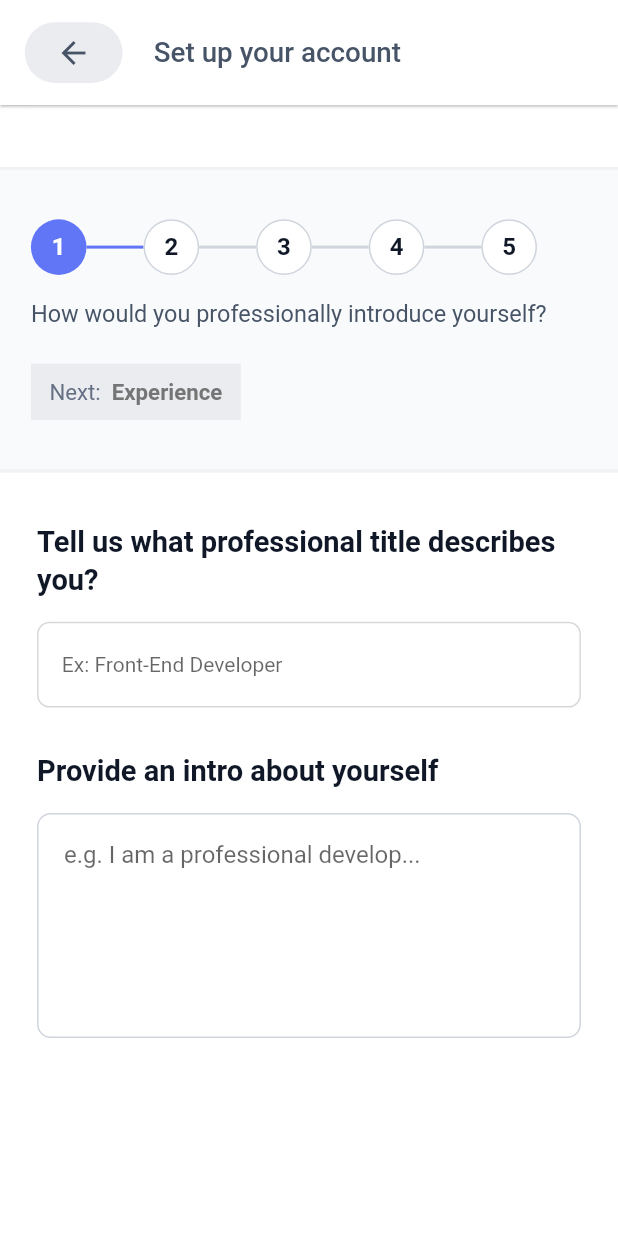
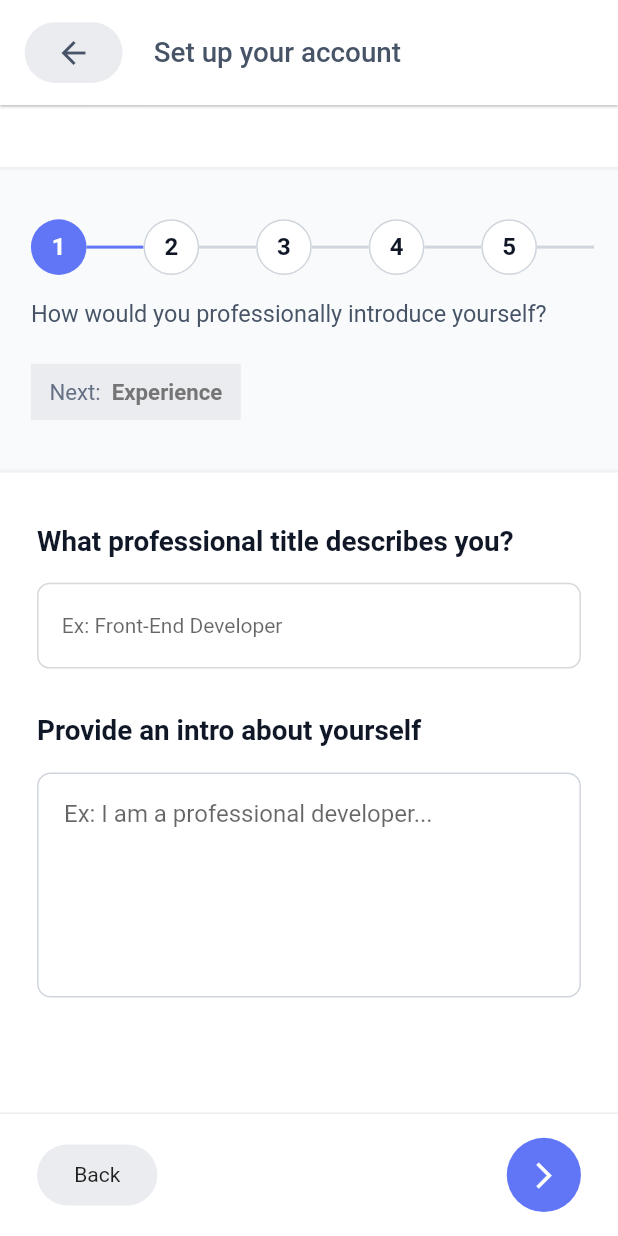
Before and after one commit to saleheen1/xillancer, a Flutter app: the AccountSetupPage screen opened directly, on a phone screen of 412 x 824 dp. Run offline on Flutter 3.47's test engine with Material 2 defaults, Android fonts, the phone set to English and light mode, and no system bars; our stand-ins replace connectivity_plus, flutter_spinkit, flutter_svg, get, intl_phone_field, shared_preferences; accounts and stored records are empty.

Commit message:
account setup page introduction page translation

```diff
--- a/lib/business_logic/core/utils/const_strings.dart
+++ b/lib/business_logic/core/utils/const_strings.dart
@@ -20,6 +20,12 @@ class ConstString {
   static const String plzEnterPass = 'Please enter a password';
   static const String alreadyHaveAnAccount = 'Already have an account';
   static const String signUp = 'Sign up';
+  static const String setupYourAccount = 'Set up your account';
+  static const String whatProfDescYou = 'What professional title describes you';
+  static const String exFrontendDev = 'Ex: Front-End Developer';
+  static const String provideIntro = 'Provide an intro about yourself';
+  static const String exIamProDev = 'Ex: I am a professional developer...';
+  static const String back = 'Back';
   static const String chooseRoleToSignup =
       'Choose a role from below to continue signing up';
   static const String plzCheckInternet =
--- a/lib/business_logic/core/utils/translate_strings.dart
+++ b/lib/business_logic/core/utils/translate_strings.dart
@@ -23,4 +23,10 @@ var translateStrings = {
   ConstString.plzEnterPass: ConstString.plzEnterPass,
   ConstString.alreadyHaveAnAccount: ConstString.alreadyHaveAnAccount,
   ConstString.signUp: ConstString.signUp,
+  ConstString.setupYourAccount: ConstString.setupYourAccount,
+  ConstString.whatProfDescYou: ConstString.whatProfDescYou,
+  ConstString.exFrontendDev: ConstString.exFrontendDev,
+  ConstString.provideIntro: ConstString.provideIntro,
+  ConstString.exIamProDev: ConstString.exIamProDev,
+  ConstString.back: ConstString.back,
 };
--- a/lib/ui/screens/account_setup/account_setup_page.dart
+++ b/lib/ui/screens/account_setup/account_setup_page.dart
@@ -1,56 +1,110 @@
 import 'package:flutter/material.dart';
+import 'package:get/get.dart';
+import 'package:xilancer/business_logic/controllers/account_setup_controller.dart';
+import 'package:xilancer/business_logic/controllers/translate_controller.dart';
+import 'package:xilancer/business_logic/core/utils/const_strings.dart';
+import 'package:xilancer/business_logic/core/utils/constant_colors.dart';
 import 'package:xilancer/business_logic/core/utils/ui_const.dart';
+import 'package:xilancer/ui/screens/account_setup/components/introduction.dart';
 import 'package:xilancer/ui/screens/account_setup/components/steps_of_account_setup.dart';
 import 'package:xilancer/ui/widgets/common_widgets.dart';
-import 'package:xilancer/ui/widgets/custom_input.dart';
-import 'package:xilancer/ui/widgets/text_utils.dart';
-import 'package:xilancer/ui/widgets/textarea_field.dart';
 
-class AccountSetupPage extends StatelessWidget {
+class AccountSetupPage extends StatefulWidget {
   const AccountSetupPage({super.key});
+
+  @override
+  State<AccountSetupPage> createState() => _AccountSetupPageState();
+}
+
+class _AccountSetupPageState extends State<AccountSetupPage> {
+  final PageController _pageController = PageController();
 
   @override
   Widget build(BuildContext context) {
     return Scaffold(
       backgroundColor: Colors.white,
-      appBar: appbarCommon(title: 'Set up your account'),
-      body: SingleChildScrollView(
-        child: Column(
+      appBar: appbarCommon(title: ConstString.setupYourAccount),
+      body: GetBuilder<AccountSetupController>(builder: (ac) {
+        return GetBuilder<TranslateController>(builder: (tr) {
+          return Column(
             children: [
               gapH(10),
               const StepsOfAccountSetup(),
-
               //
 
-            Container(
-              padding: screenPaddingH,
-              child: Column(
-                crossAxisAlignment: CrossAxisAlignment.start,
-                children: [
-                  gapH(8),
-                  Text(
-                    'Tell us what professional title describes you?',
-                    style: TextUtils.title(),
+              //Slider =============>
+              Expanded(
+                child: SingleChildScrollView(
+                  physics: const BouncingScrollPhysics(),
+                  child: SizedBox(
+                    height: 750,
+                    child: PageView.builder(
+                        controller: _pageController,
+                        onPageChanged: (value) {
+                          ac.setSelectedPage(value);
+                        },
+                        itemCount: 3,
+                        itemBuilder: (context, i) {
+                          if (i == 0) {
+                            return const Introduction();
+                          }
+                          return null;
+                        }),
                   ),
-                  gapH(4),
-                  CustomInput(
-                    hintText: 'Ex: Front-End Developer',
-                  ),
-                  gapH(2),
-                  Text(
-                    'Provide an intro about yourself',
-                    style: TextUtils.title(),
-                  ),
-                  gapH(4),
-                  const TextareaField(
-                    hintText: 'e.g. I am a professional develop...',
-                  )
-                ],
                 ),
               ),
             ],
-        ),
-      ),
+          );
+        });
+      }),
+      bottomNavigationBar: const BottomNavOfAccountSetup(),
     );
   }
 }
+
+// ============>
+
+class BottomNavOfAccountSetup extends StatelessWidget {
+  const BottomNavOfAccountSetup({
+    super.key,
+  });
+
+  @override
+  Widget build(BuildContext context) {
+    return GetBuilder<TranslateController>(builder: (tr) {
+      return Container(
+        height: Get.width / 5,
+        padding: paddingH(6),
+        decoration: const BoxDecoration(
+          border: Border(
+            top: BorderSide(
+              color: borderColor,
+              width: 1.0,
+            ),
+          ),
+        ),
+        child:
+            Row(mainAxisAlignment: MainAxisAlignment.spaceBetween, children: [
+          //back
+          Container(
+              padding: paddingSym(h: 6, v: 3),
+              decoration:
+                  BoxDecoration(color: borderColor, borderRadius: radius(10)),
+              child: Text(tr.getString(ConstString.back))),
+
+          //forward
+          Container(
+              padding: padding(3.5),
+              margin: marginLeft(4),
+              decoration: const BoxDecoration(
+                  color: primaryColor, shape: BoxShape.circle),
+              child: Icon(
+                Icons.arrow_forward_ios,
+                color: Colors.white,
+                size: Get.width * 0.05,
+              )),
+        ]),
+      );
+    });
+  }
+}
--- /dev/null
+++ b/lib/ui/screens/account_setup/components/account_setup_helper.dart
@@ -0,0 +1,26 @@
+class AccountSetupHelper {
+  List<TopicClass> topics = [
+    TopicClass(
+        topicTitle: 'How do you professionally introduce yourself?',
+        topicName: 'Introduction'),
+    TopicClass(
+        topicTitle: 'Let clients know about your professional experiences',
+        topicName: 'Experiences'),
+    TopicClass(
+        topicTitle: 'What’s your educational background?',
+        topicName: 'Educations'),
+    TopicClass(
+        topicTitle: 'Add the services and necessary skills you offer',
+        topicName: 'Work & Skills'),
+    TopicClass(
+        topicTitle: 'Add your hourly rate and profile photo to finish',
+        topicName: 'Finish Set up'),
+  ];
+}
+
+class TopicClass {
+  String? topicTitle;
+  String? topicName;
+
+  TopicClass({this.topicName, this.topicTitle});
+}
--- /dev/null
+++ b/lib/ui/screens/account_setup/components/introduction.dart
@@ -0,0 +1,44 @@
+import 'package:flutter/material.dart';
+import 'package:get/get.dart';
+import 'package:xilancer/business_logic/controllers/translate_controller.dart';
+import 'package:xilancer/business_logic/core/utils/const_strings.dart';
+import 'package:xilancer/business_logic/core/utils/ui_const.dart';
+import 'package:xilancer/ui/widgets/custom_input.dart';
+import 'package:xilancer/ui/widgets/text_utils.dart';
+import 'package:xilancer/ui/widgets/textarea_field.dart';
+
+class Introduction extends StatelessWidget {
+  const Introduction({super.key});
+
+  @override
+  Widget build(BuildContext context) {
+    return GetBuilder<TranslateController>(builder: (tr) {
+      return Container(
+        padding: screenPaddingH,
+        child: Column(
+          crossAxisAlignment: CrossAxisAlignment.start,
+          children: [
+            gapH(8),
+            Text(
+              tr.getString(ConstString.whatProfDescYou) + '?',
+              style: TextUtils.title(),
+            ),
+            gapH(4),
+            CustomInput(
+              hintText: tr.getString(ConstString.exFrontendDev),
+            ),
+            gapH(2),
+            Text(
+              tr.getString(ConstString.provideIntro),
+              style: TextUtils.title(),
+            ),
+            gapH(4),
+            TextareaField(
+              hintText: tr.getString(ConstString.exIamProDev),
+            )
+          ],
+        ),
+      );
+    });
+  }
+}
--- a/lib/ui/screens/account_setup/components/steps_of_account_setup.dart
+++ b/lib/ui/screens/account_setup/components/steps_of_account_setup.dart
@@ -2,6 +2,7 @@ import 'package:flutter/material.dart';
 import 'package:get/get.dart';
 import 'package:xilancer/business_logic/core/utils/constant_colors.dart';
 import 'package:xilancer/business_logic/core/utils/ui_const.dart';
+import 'package:xilancer/ui/screens/account_setup/components/account_setup_helper.dart';
 import 'package:xilancer/ui/widgets/text_utils.dart';
 
 import '../../../../business_logic/controllers/account_setup_controller.dart';
@@ -35,7 +36,7 @@ class StepsOfAccountSetup extends StatelessWidget {
             Row(
               mainAxisAlignment: MainAxisAlignment.start,
               children: [
-                for (var i = 0; i < 5; i++)
+                for (int i = 0; i < AccountSetupHelper().topics.length; i++)
                   Row(
                     children: [
                       Container(
@@ -68,7 +69,7 @@ class StepsOfAccountSetup extends StatelessWidget {
                               ),
                       ),
                       //line
-                      i > 3
+                      i > AccountSetupHelper().topics.length - 1
                           ? Container()
                           : Container(
                               height: 2,
--- a/lib/ui/widgets/text_utils.dart
+++ b/lib/ui/widgets/text_utils.dart
@@ -13,7 +13,7 @@ class TextUtils {
   static TextStyle title({color}) {
     return TextStyle(
         color: color ?? greyPrimary,
-        fontSize: Get.width * .047,
+        fontSize: Get.width * .045,
         height: 1.3,
         fontWeight: FontWeight.w600);
   }
```
Lines whose indentation alone changed are shown as unchanged.
